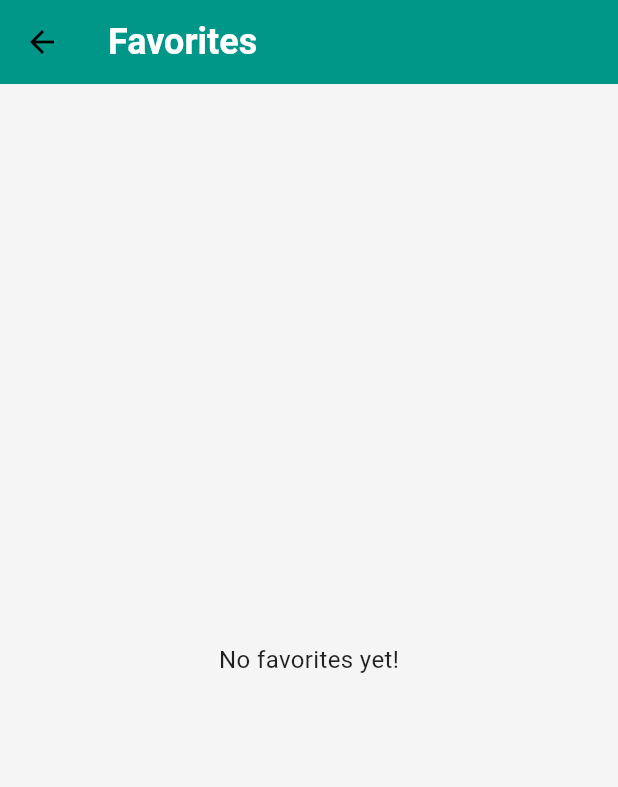
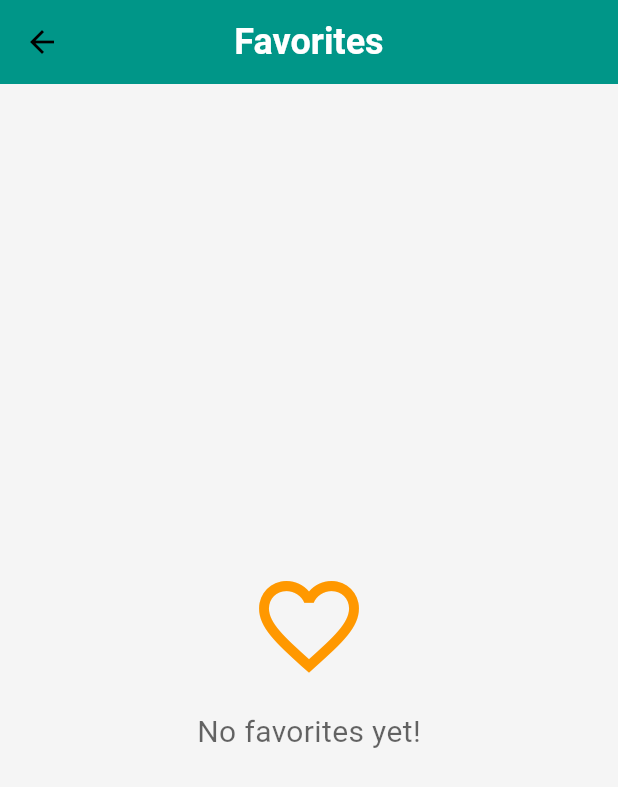
Before and after one commit to diobriggs/Local-Events-Finder-Flutter, a Flutter app: the FavoritesScreen screen opened directly, on a phone screen of 412 x 824 dp. Shown: the top 787 px of the screen. Run offline on Flutter 3.47's test engine with Material 3 defaults, Android fonts, the phone set to English and light mode, and no system bars.

Commit message:
Added ability to remove event from favorites and enhanced visual appeal.

```diff
--- a/lib/FavoritesScreen.dart
+++ b/lib/FavoritesScreen.dart
@@ -2,22 +2,93 @@
 
 List<String> favoritedEvents = [];
 
-class FavoritesScreen extends StatelessWidget {
+class FavoritesScreen extends StatefulWidget {
+  @override
+  _FavoritesScreenState createState() => _FavoritesScreenState();
+}
+
+class _FavoritesScreenState extends State<FavoritesScreen> {
+  void _removeFromFavorites(int index) {
+    setState(() {
+      favoritedEvents.removeAt(index);
+    });
+  }
+
   @override
   Widget build(BuildContext context) {
+    final theme = Theme.of(context); // Access the theme to use app-wide colors
+
     return Scaffold(
       appBar: AppBar(
-        title: Text("Favorites"),
+        title: Text(
+          "Favorites",
+          style: TextStyle(
+            fontWeight: FontWeight.bold,
+            fontSize: 24,
+          ),
+        ),
+        centerTitle: true,
+        backgroundColor: theme.primaryColor, // Use the app's primary color
       ),
       body: favoritedEvents.isEmpty
-          ? Center(child: Text("No favorites yet!"))
-          : ListView.builder(
-              itemCount: favoritedEvents.length,
-              itemBuilder: (context, index) {
-                return ListTile(
-                  title: Text(favoritedEvents[index]),
-                );
-              },
+          ? Center(
+              child: Column(
+                mainAxisAlignment: MainAxisAlignment.center,
+                children: [
+                  Icon(
+                    Icons.favorite_border,
+                    color: theme.colorScheme.secondary, // Secondary color for the icon
+                    size: 80,
+                  ),
+                  SizedBox(height: 16),
+                  Text(
+                    "No favorites yet!",
+                    style: TextStyle(
+                      fontSize: 20,
+                      color: theme.hintColor, // Hint color for "empty" message
+                    ),
+                  ),
+                ],
+              ),
+            )
+          : Padding(
+              padding: const EdgeInsets.all(8.0),
+              child: ListView.builder(
+                itemCount: favoritedEvents.length,
+                itemBuilder: (context, index) {
+                  return Card(
+                    elevation: 2,
+                    margin: const EdgeInsets.symmetric(vertical: 6),
+                    shape: RoundedRectangleBorder(
+                      borderRadius: BorderRadius.circular(12),
+                    ),
+                    child: ListTile(
+                      contentPadding: EdgeInsets.symmetric(
+                        vertical: 8,
+                        horizontal: 16,
+                      ),
+                      leading: Icon(
+                        Icons.event,
+                        color: theme.primaryColor, // Event icon using primary color
+                      ),
+                      title: Text(
+                        favoritedEvents[index],
+                        style: TextStyle(
+                          fontSize: 18,
+                          fontWeight: FontWeight.w500,
+                        ),
+                      ),
+                      trailing: IconButton(
+                        icon: Icon(
+                          Icons.delete,
+                          color: Colors.redAccent,
+                        ),
+                        onPressed: () => _removeFromFavorites(index), // Remove item logic
+                      ),
+                    ),
+                  );
+                },
+              ),
             ),
     );
   }
```
